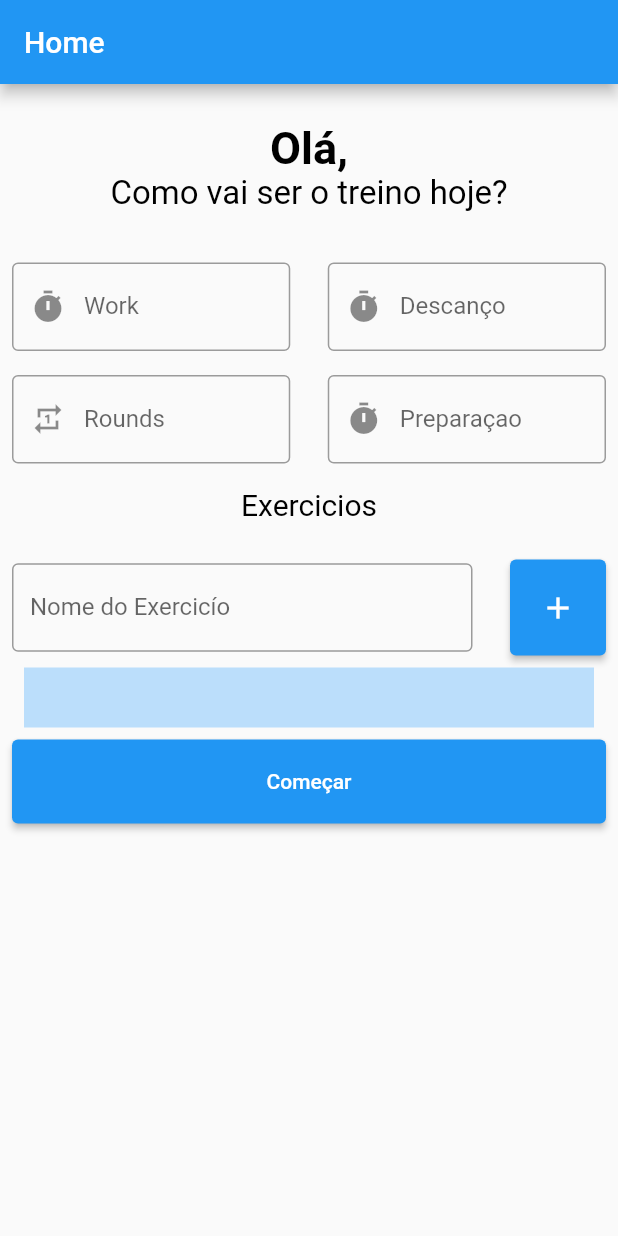
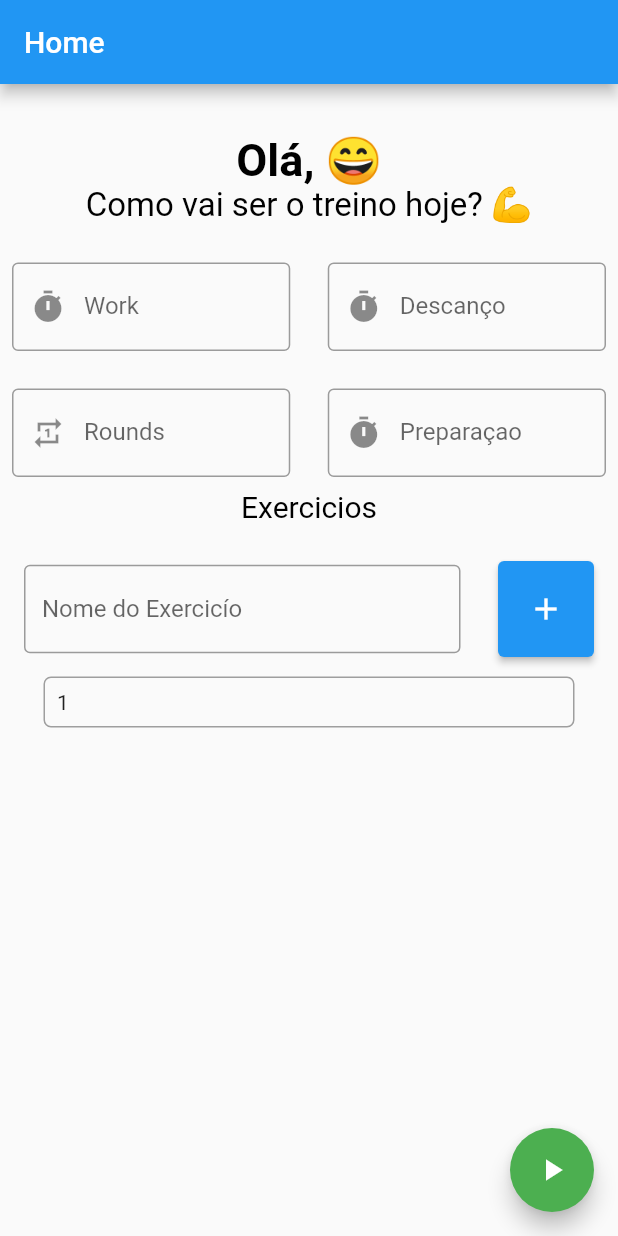
Before and after one commit to MatheusFalcao/tabata_workout, a Flutter app: the screen it shows after launch, after a tap on the "add" icon, on a phone screen of 412 x 824 dp. Run offline on Flutter 3.47's test engine with Material 2 defaults, Android fonts, the phone set to English and light mode, and no system bars; our stand-ins replace percent_indicator.

Commit message:
Refactoring and layout adjustments

```diff
--- a/lib/screens/homepage.dart
+++ b/lib/screens/homepage.dart
@@ -29,13 +29,16 @@ class _HomePageScreenState extends State<HomePageScreen> {
         title: Text(widget.title),
       ),
       body: SafeArea(
+          child: SingleChildScrollView(
+        child: Padding(
+          padding: const EdgeInsets.all(8.0),
           child: Column(
             children: [
               const SizedBox(
                 height: 25,
               ),
               const Text(
-            'Olá,',
+                'Olá, 😄',
                 style: TextStyle(
                   color: Colors.black,
                   fontWeight: FontWeight.bold,
@@ -43,7 +46,7 @@ class _HomePageScreenState extends State<HomePageScreen> {
                 ),
               ),
               const Text(
-            'Como vai ser o treino hoje?',
+                'Como vai ser o treino hoje? 💪',
                 style: TextStyle(
                   color: Colors.black,
                   fontSize: 22,
@@ -52,9 +55,7 @@ class _HomePageScreenState extends State<HomePageScreen> {
               const SizedBox(
                 height: 25,
               ),
-          Padding(
-            padding: const EdgeInsets.all(8.0),
-            child: Row(
+              Row(
                 children: [
                   Expanded(
                     child: TextField(
@@ -83,18 +84,12 @@ class _HomePageScreenState extends State<HomePageScreen> {
                           border: OutlineInputBorder()),
                     ),
                   ),
-                // ElevatedButton(
-                //     onPressed: () {
-                //       Navigator.pushNamed(context, '/teste');
-                //     },
-                //     child: const Text('teste de nav')
-                // )
                 ],
               ),
+              const SizedBox(
+                height: 25,
               ),
-          Padding(
-            padding: const EdgeInsets.all(8.0),
-            child: Row(
+              Row(
                 children: [
                   Expanded(
                     child: TextField(
@@ -116,23 +111,12 @@ class _HomePageScreenState extends State<HomePageScreen> {
                       controller: prepareController,
                       decoration: const InputDecoration(
                           hintText: '10',
-                        suffix: Text('seg'),
                           prefixIcon: Icon(Icons.timer),
                           labelText: 'Preparaçao',
                           border: OutlineInputBorder()),
                     ),
                   ),
-                // Expanded(
-                //   child: TextField(
-                //     decoration: InputDecoration(
-                //         hintText: '15',
-                //         prefixIcon: Icon(Icons.sports_gymnastics_outlined),
-                //         labelText: 'Quantidade de Exercicíos',
-                //         border: OutlineInputBorder()),
-                //   ),
-                // ),
                 ],
-            ),
               ),
               Padding(
                 padding: const EdgeInsets.all(8.0),
@@ -186,43 +170,18 @@ class _HomePageScreenState extends State<HomePageScreen> {
                                 child: ListView(
                                   shrinkWrap: true,
                                   children: [
-                                for (String exercise in exercises)
-                                  ListItem(title: exercise.toString()),
+                                    for (var i = 0; i < exercises.length; i++)
+                                      ListItem(
+                                        title: exercises[i].toString(),
+                                        index: i + 1,
+                                      ),
+                                    // exercises.asMap().forEach(
+                                    //       (index, value) =>
+                                    //           ListItem(title: value.toString()),
+                                    //     ),
                                   ],
                                 ),
                               ),
-                        ),
-                        Row(
-                          children: [
-                            Expanded(
-                              child: ElevatedButton(
-                                onPressed: () {
-                                  Navigator.of(context).push(MaterialPageRoute(
-                                    builder: (context) => SecondScreen(
-                                      rounds: int.parse(roundsController.text),
-                                      prepareTime:
-                                          int.parse(prepareController.text),
-                                      workTime: int.parse(workController.text),
-                                      restTime: int.parse(restController.text),
-                                      exercises: exercises,
-                                    ),
-                                  ));
-                                  // Navigator.pushNamed(
-                                  //   context,
-                                  //   '/secondScreen',
-                                  //   arguments: SecondScreen(
-                                  //     rounds: roundsController.text,
-                                  //   ),
-                                  // );
-                                },
-                                style: ElevatedButton.styleFrom(
-                                    padding: const EdgeInsets.all(20)),
-                                child: const Text(
-                                  "Começar",
-                                ),
-                              ),
-                            ),
-                          ],
                             ),
                           ],
                         )),
@@ -230,7 +189,23 @@ class _HomePageScreenState extends State<HomePageScreen> {
                 ),
               ),
             ],
+          ),
+        ),
       )),
+      floatingActionButton: FloatingActionButton(
+          onPressed: () {
+            Navigator.of(context).push(MaterialPageRoute(
+              builder: (context) => SecondScreen(
+                rounds: int.parse(roundsController.text),
+                prepareTime: int.parse(prepareController.text),
+                workTime: int.parse(workController.text),
+                restTime: int.parse(restController.text),
+                exercises: exercises,
+              ),
+            ));
+          },
+          backgroundColor: Colors.green,
+          child: const Icon(Icons.play_arrow)),
     );
   }
 }
--- a/lib/screens/second_screen.dart
+++ b/lib/screens/second_screen.dart
@@ -78,8 +78,6 @@ class _SecondScreenState extends State<SecondScreen> {
         } else {
           _percent = (_currentTime * 100 / widget.restTime) / 100;
         }
-
-        print(_percent);
 
         if (_currentTime > 0) {
           if (_currentTime < 5) {
@@ -272,7 +270,8 @@ class _SecondScreenState extends State<SecondScreen> {
                 radius: 180,
                 lineWidth: 30,
                 percent: _percent,
-                progressColor: Colors.white,
+                progressColor:
+                    _currentTime > 5 ? Colors.green[300] : Colors.red[300],
                 backgroundColor: Colors.white70,
                 circularStrokeCap: CircularStrokeCap.round,
                 animation: true,
--- a/lib/widgets/list_item.dart
+++ b/lib/widgets/list_item.dart
@@ -8,15 +8,31 @@ class ListItem extends StatelessWidget {
 
   @override
   Widget build(BuildContext context) {
-    return Container(
-      color: Colors.blue[100],
-      height: 40,
+    return Padding(
+      padding: const EdgeInsets.all(5.0),
+      child: Container(
+        //color: Colors.white24,
+        decoration: BoxDecoration(
+          border: Border.all(color: Colors.grey),
+          borderRadius: const BorderRadius.all(
+            Radius.circular(5),
+          ),
+        ),
         child: Padding(
           padding: const EdgeInsets.all(8.0),
           child: Column(
             children: [
+              Row(
+                children: [
+                  Text(index.toString()),
+                  const SizedBox(
+                    width: 20,
+                  ),
                   Text(title),
                 ],
+              ),
+            ],
+          ),
         ),
       ),
     );
```
Lines whose indentation alone changed are shown as unchanged.
